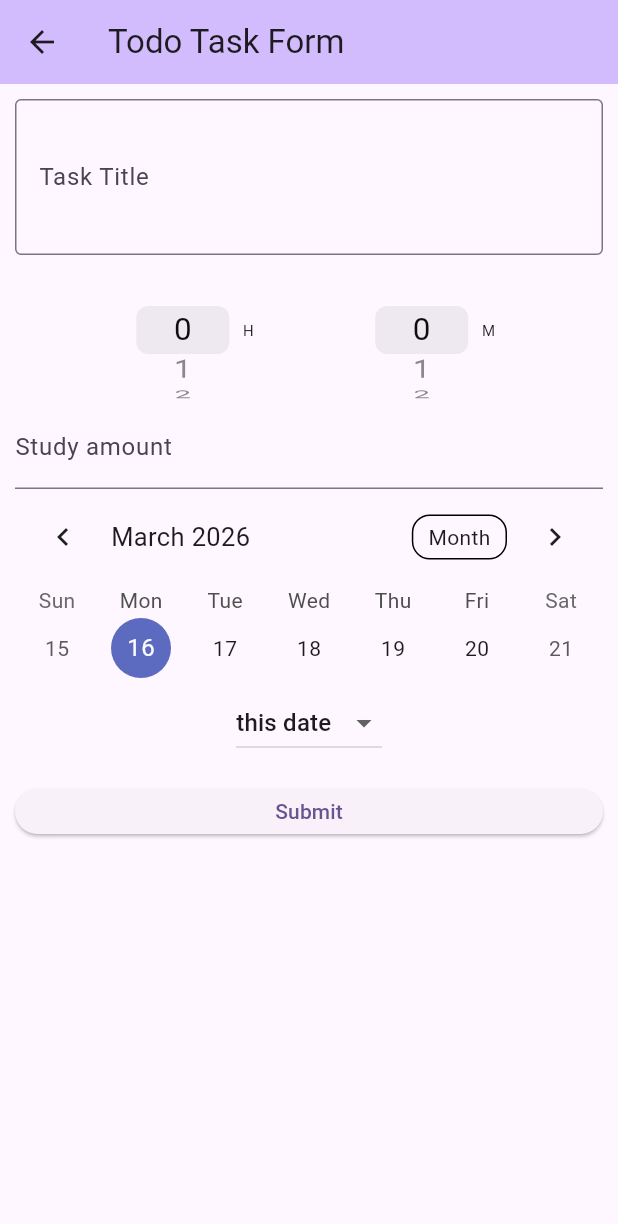
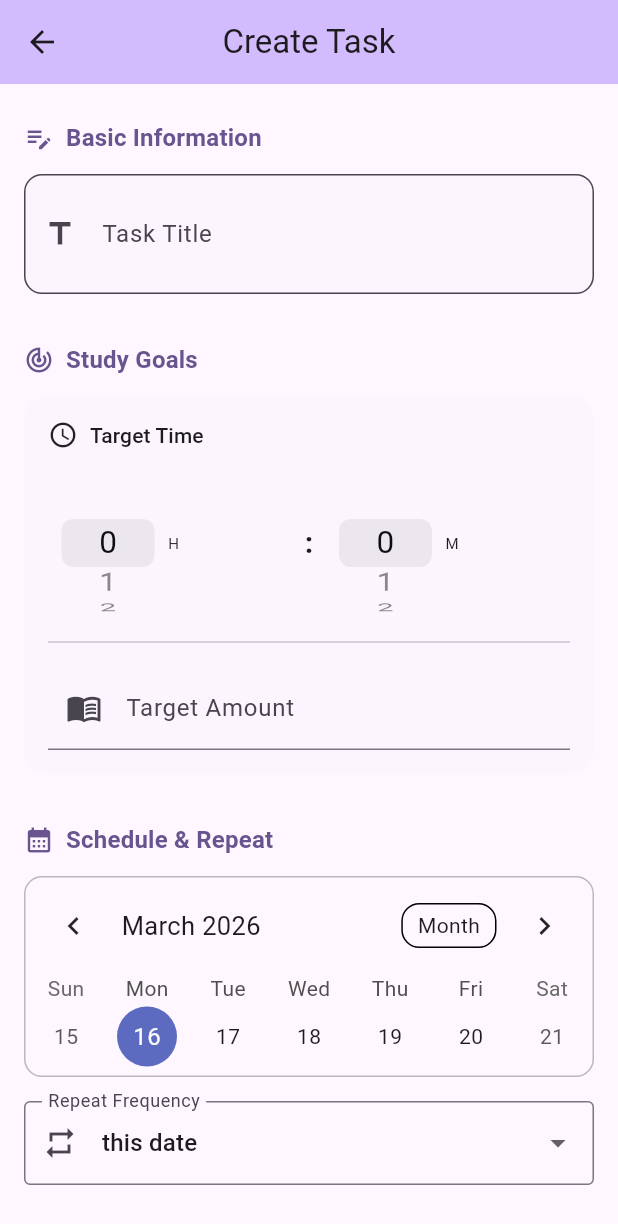
Before and after one commit to yupon-pro/study_schedule, a Flutter app: the TodoTaskForm screen opened directly, on a phone screen of 412 x 824 dp. Shown: the top 1224 px of the screen. Run offline on Flutter 3.47's test engine with Material 3 defaults, Android fonts, the phone set to English and light mode, and no system bars; drawn by our look-alikes of table_calendar; our stand-ins replace fl_chart, shared_preferences; accounts and stored records are empty.

Commit message:
polishing ui of addking task screen

```diff
--- a/lib/widgets/stats/stats_lin_chart.dart
+++ b/lib/widgets/stats/stats_lin_chart.dart
@@ -44,6 +44,8 @@ class StatsLinChart extends StatelessWidget {
               bottomTitles: AxisTitles(
                 sideTitles: SideTitles(
                   showTitles: true,
+                  interval: 1,
+                  reservedSize: 30,
                   getTitlesWidget: (val, _) {
                     final index = val.toInt();
                     // 範囲外アクセスを防ぐガード
--- a/lib/widgets/todo/todo_task_form.dart
+++ b/lib/widgets/todo/todo_task_form.dart
@@ -110,83 +110,129 @@ class _TodoTaskFormState extends State<TodoTaskForm> {
 
   @override
   Widget build(BuildContext context) {
+    final theme = Theme.of(context);
+
     return Scaffold(
       appBar: AppBar(
-        backgroundColor: Theme.of(context).colorScheme.inversePrimary,
-        title: Text("Todo Task Form"),
+        title: const Text("Create Task"),
+        centerTitle: true,
+        backgroundColor: theme.colorScheme.inversePrimary,
       ),
       body: SingleChildScrollView(
-        child: Container(
-          padding: EdgeInsets.all(10),
+        child: Padding(
+          padding: const EdgeInsets.symmetric(vertical: 16.0),
           child: Form(
             key: _formKey,
             child: Column(
+              crossAxisAlignment: CrossAxisAlignment.start,
               children: <Widget>[
-
-                TextFormField(
-                  maxLines: 3,
+                buildSectionTitle(theme, "Basic Information", Icons.edit_note),
+                Padding(
+                  padding: const EdgeInsets.symmetric(horizontal: 16),
+                  child: TextFormField(
+                    maxLines: 2,
                     decoration: InputDecoration(
                       labelText: "Task Title",
-                    border: OutlineInputBorder(),
+                      hintText: "What are you studying?",
+                      prefixIcon: const Icon(Icons.title),
+                      border: OutlineInputBorder(
+                        borderRadius: BorderRadius.circular(12),
                       ),
-                  inputFormatters: [
-                    LengthLimitingTextInputFormatter(50),
-                  ],
-                  validator: (value) {
-                    if (value == null || value.isEmpty) {
-                      return 'Please write a title of your task';
-                    }
-                    return null;
-                  },
-                  onSaved: (val) {
-                    _formData["title"] = val;
-                  },
+                      filled: true,
+                      fillColor: theme.colorScheme.surfaceContainerHighest.withValues(alpha: 0.1),
+                    ),
+                    inputFormatters: [LengthLimitingTextInputFormatter(50)],
+                    validator: (value) => (value == null || value.isEmpty) ? 'Please write a title' : null,
+                    onSaved: (val) => _formData["title"] = val,
+                  ),
                 ),
 
-                FormField(
-                  builder: (state) {
-                    return Row(
-                      mainAxisAlignment: MainAxisAlignment.spaceEvenly,
+                const SizedBox(height: 24),
+
+                buildSectionTitle(theme, "Study Goals", Icons.track_changes),
+                Card(
+                  margin: const EdgeInsets.symmetric(horizontal: 16),
+                  elevation: 0,
+                  color: theme.colorScheme.surfaceContainerHighest.withValues(alpha: 0.1),
+                  shape: RoundedRectangleBorder(borderRadius: BorderRadius.circular(16)),
+                  child: Padding(
+                    padding: const EdgeInsets.all(16),
+                    child: Column(
                       children: [
-                        TodoTimePicker(
+                        Row(
+                          children: [
+                            const Icon(Icons.access_time, size: 20),
+                            const SizedBox(width: 8),
+                            Text("Target Time", style: theme.textTheme.titleSmall),
+                          ],
+                        ),
+                        const SizedBox(height: 12),
+                        Row(
+                          children: [
+                            Expanded(
+                              child: TodoTimePicker(
                                 label: "H",
                                 items: _hours,
-                          handleTimeChange:  (index) {
-                            _formData["targetStudyHours"] = _hours[index];
-                          },
+                                handleTimeChange: (index) => _formData["targetStudyHours"] = _hours[index],
                               ),
-                        TodoTimePicker(
+                            ),
+                            const Padding(
+                              padding: EdgeInsets.symmetric(horizontal: 8),
+                              child: Text(":", style: TextStyle(fontSize: 20, fontWeight: FontWeight.bold)),
+                            ),
+                            Expanded(
+                              child: TodoTimePicker(
                                 label: "M",
                                 items: _minutes,
-                          handleTimeChange: (index) {
-                            _formData["targetStudyMinutes"] = _minutes[index];
-                          },
+                                handleTimeChange: (index) => _formData["targetStudyMinutes"] = _minutes[index],
+                              ),
                             ),
                           ],
-                    );
-                  },
                         ),
-
+                        const Divider(height: 32),
                         TextFormField(
                           keyboardType: TextInputType.number,
                           decoration: const InputDecoration(
-                    labelText: "Study amount",
+                            labelText: "Target Amount",
+                            prefixIcon: Icon(Icons.menu_book),
                             suffixText: "pages/questions",
+                            border: UnderlineInputBorder(),
                           ),
                           inputFormatters: [
                             FilteringTextInputFormatter.digitsOnly,
                             LengthLimitingTextInputFormatter(3),
                           ],
+                          validator: (val) {
+                            if (val == null) {
+                              return null;
+                            }
+                            if(val.isEmpty || val == "0") {
+                              return "Please enter 1 or more";
+                            }
+                            return null;
+                          },
                           onSaved: (val) {
-                    if (val != null && val.isNotEmpty) {
-                      _formData["targetStudyAmount"] = int.parse(val);
-                    }
+                            if (val != null && val.isNotEmpty) _formData["targetStudyAmount"] = int.parse(val);
                           },
                         ),
+                      ],
+                    ),
+                  ),
+                ),
 
-                Column(
-                  children: <Widget>[
-                    TodoCalendar(
+                const SizedBox(height: 24),
+
+                buildSectionTitle(theme, "Schedule & Repeat", Icons.calendar_month),
+                Padding(
+                  padding: const EdgeInsets.symmetric(horizontal: 16),
+                  child: Column(
+                    children: [
+                      Container(
+                        decoration: BoxDecoration(
+                          border: Border.all(color: theme.dividerColor.withValues(alpha: 0.5)),
+                          borderRadius: BorderRadius.circular(12),
+                        ),
+                        child: TodoCalendar(
                           focusedDay: _focusedDay,
                           selectedDay: _selectedDay,
                           format: _calendarFormat,
@@ -197,80 +243,81 @@ class _TodoTaskFormState extends State<TodoTaskForm> {
                               _focusedDay = focusedDay;
                             });
                           },
-                      onHandleFormat: (format) {
-                        setState(() {
-                          _calendarFormat = format;
-                        });
-                      },
+                          onHandleFormat: (format) => setState(() => _calendarFormat = format),
                         ),
-                    DropdownButton<TaskFrequency>(
+                      ),
+                      const SizedBox(height: 16),
+
+
+                      DropdownButtonFormField<TaskFrequency>(
+                        initialValue: _selectedFrequency,
+                        decoration: const InputDecoration(
+                          labelText: "Repeat Frequency",
+                          prefixIcon: Icon(Icons.repeat),
+                          border: OutlineInputBorder(),
+                        ),
                         items: TaskFrequency.values
                             .map((freq) => DropdownMenuItem(value: freq, child: Text(freq.label)))
                             .toList(),
-                      value: _selectedFrequency,
                         onChanged: (val) {
-                        if (val != null) {
-                          setState(() {
-                            _selectedFrequency = val;
-                          });
-                        }
-                      }
+                          if (val != null) setState(() => _selectedFrequency = val);
+                        },
                       ),
 
-                    if(_selectedFrequency != TaskFrequency.once)
+                      if (_selectedFrequency != TaskFrequency.once) ...[
+                        const SizedBox(height: 16),
                         TextFormField(
                           keyboardType: TextInputType.number,
-                        // controller: _studyAmountEditingController,
                           decoration: const InputDecoration(
-                          labelText: "How many weeks?",
+                            labelText: "Duration",
                             suffixText: "weeks",
+                            helperText: "For how many weeks should this repeat?",
+                            border: OutlineInputBorder(),
                           ),
                           inputFormatters: [
                             FilteringTextInputFormatter.digitsOnly,
                             LengthLimitingTextInputFormatter(1),
                           ],
                           validator: (val) {
-                          if (val == null || val.isEmpty || val == "0") {
-                            return "Please select 1 weeks or more";
-                          }
-
+                            if (val == null || val.isEmpty || val == "0") return "Please enter 1 or more";
                             return null;
                           },
                           onChanged: (val) {
-                          setState(() {
                             final weeks = int.tryParse(val);
-                            if (weeks != null) {
-                              _targetWeeks = weeks;
-                            }
-                          });
+                            if (weeks != null) setState(() => _targetWeeks = weeks);
                           },
-                      )
+                        ),
+                      ],
                     ],
                   ),
+                ),
 
-                Container(
-                  margin: EdgeInsets.only(top: 20),
-                  child: SizedBox(
-                    height: 30,
-                    width: double.infinity,
-                    child: ElevatedButton(
+                const SizedBox(height: 40),
+
+                Padding(
+                  padding: const EdgeInsets.symmetric(horizontal: 16),
+                  child: FilledButton.icon(
                     onPressed: _isLoading ? null : onSubmit,
-                      child: _isLoading
+                    style: FilledButton.styleFrom(
+                      minimumSize: const Size(double.infinity, 56),
+                      shape: RoundedRectangleBorder(borderRadius: BorderRadius.circular(12)),
+                    ),
+                    icon: _isLoading
                         ? const SizedBox(
                             height: 20,
                             width: 20,
-                            child: CircularProgressIndicator(strokeWidth: 2)
+                            child: CircularProgressIndicator(strokeWidth: 2, color: Colors.white),
                           )
-                        : const Text("Submit"),
+                        : const Icon(Icons.check_circle_outline),
+                    label: const Text("Confirm & Save", style: TextStyle(fontSize: 16, fontWeight: FontWeight.bold)),
+                  ),
+                ),
+                const SizedBox(height: 32),
+              ],
             ),
           ),
         ),
-
-              ],
       ),
-          ),
-        )
-      )
     );
   }
 }
@@ -312,3 +359,20 @@ List<DateTime> pickupDueDates({
 
   return dates;
 }
+
+
+Widget buildSectionTitle(ThemeData theme, String title, IconData icon) {
+  return Padding(
+    padding: const EdgeInsets.fromLTRB(16, 8, 16, 12),
+    child: Row(
+      children: [
+        Icon(icon, color: theme.colorScheme.primary, size: 20),
+        const SizedBox(width: 8),
+        Text(title, style: theme.textTheme.titleMedium?.copyWith(
+          color: theme.colorScheme.primary,
+          fontWeight: FontWeight.bold,
+        )),
+      ],
+    ),
+  );
+}
```
Lines whose indentation alone changed are shown as unchanged.
